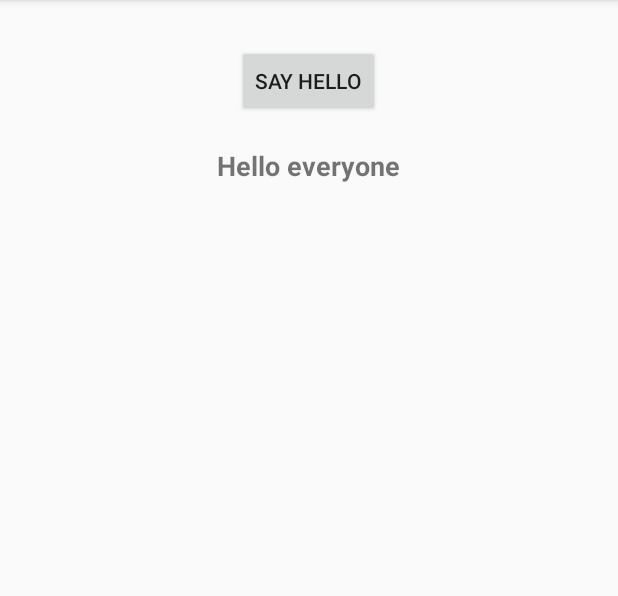
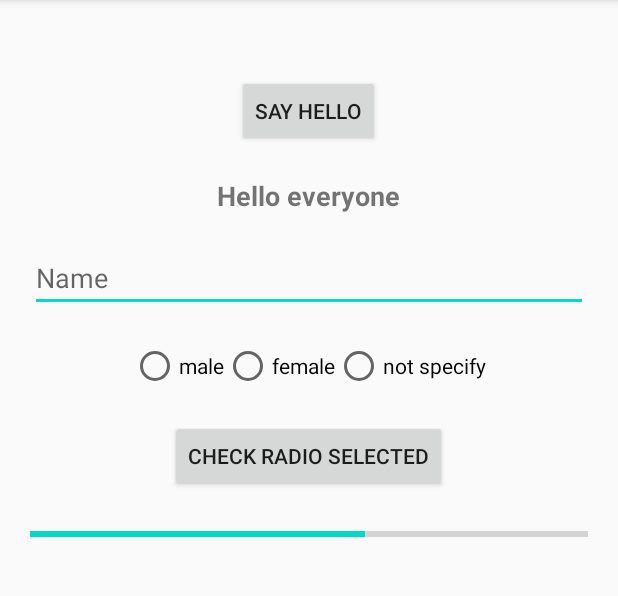
Before and after one commit to JAbozarOid/android_course, an Android app: the screen it shows after launch (BasicUI), after a tap on "SAY HELLO", on a phone screen of 412 x 824 dp, the part 84-680 px from its top. Run offline under Robolectric (Android 15) with nearby library versions, the phone set to English and light mode, and no system bars.

Commit message:
basic_ui_finished

```diff
--- a/app/src/main/java/com/aratel/registrationform/userinterface/BasicUI.java
+++ b/app/src/main/java/com/aratel/registrationform/userinterface/BasicUI.java
@@ -4,6 +4,9 @@ import androidx.appcompat.app.AppCompatActivity;
 
 import android.os.Bundle;
 import android.view.View;
+import android.widget.EditText;
+import android.widget.ProgressBar;
+import android.widget.RadioGroup;
 import android.widget.TextView;
 
 import com.aratel.registrationform.R;
@@ -11,6 +14,9 @@ import com.aratel.registrationform.R;
 public class BasicUI extends AppCompatActivity {
 
     private TextView textView;
+    private RadioGroup rg;
+    private EditText editText;
+    private ProgressBar progressBar;
 
     @Override
     protected void onCreate(Bundle savedInstanceState) {
@@ -18,10 +24,51 @@ public class BasicUI extends AppCompatActivity {
         setContentView(R.layout.activity_basic_u_i);
 
         textView = findViewById(R.id.tv_hello);
+        editText = findViewById(R.id.edt_name);
+        rg = findViewById(R.id.rg);
+        progressBar = findViewById(R.id.progress_bar);
 
+        updateProgressBar();
+
+    }
+
+    private void updateProgressBar() {
+        Thread thread = new Thread(new Runnable() {
+            @Override
+            public void run() {
+                for (int i = 0; i < 10; i++) {
+                    progressBar.incrementProgressBy(10);
+                    try {
+                        Thread.sleep(1000);
+                    } catch (InterruptedException e) {
+                        e.printStackTrace();
+                    }
+                }
+            }
+        });
+
+        thread.start();
     }
 
     public void onClick(View view) {
         textView.setVisibility(View.VISIBLE);
     }
+
+    public void onRadioClicked(View view) {
+        int radioId = rg.getCheckedRadioButtonId();
+        switch (radioId) {
+            case R.id.rb_male:
+                editText.setText("male");
+                break;
+            case R.id.rb_female:
+                editText.setText("female");
+                break;
+            case R.id.rb_not_specify:
+                editText.setText("not specify");
+                break;
+
+            default:
+                throw new IllegalStateException("Unexpected value: " + radioId);
+        }
+    }
 }
--- a/app/src/main/res/layout/activity_basic_u_i.xml
+++ b/app/src/main/res/layout/activity_basic_u_i.xml
@@ -4,6 +4,7 @@
     xmlns:tools="http://schemas.android.com/tools"
     android:layout_width="match_parent"
     android:layout_height="match_parent"
+    android:padding="20dp"
     tools:context="com.aratel.registrationform.userinterface.BasicUI">
 
     <Button
@@ -12,9 +13,8 @@
         android:layout_height="wrap_content"
         android:layout_centerHorizontal="true"
         android:layout_marginTop="30dp"
-        android:text="Say Hello"
         android:onClick="onClick"
-        />
+        android:text="Say Hello" />
 
     <TextView
         android:id="@+id/tv_hello"
@@ -26,7 +26,70 @@
         android:text="Hello everyone"
         android:textSize="18sp"
         android:textStyle="bold"
-        android:visibility="invisible"
+        android:visibility="invisible" />
+
+    <EditText
+        android:id="@+id/edt_name"
+        android:layout_width="match_parent"
+        android:layout_height="wrap_content"
+        android:layout_below="@+id/tv_hello"
+        android:layout_centerHorizontal="true"
+        android:layout_marginTop="20dp"
+        android:hint="Name"
+        android:inputType="text" />
+
+    <RadioGroup
+        android:id="@+id/rg"
+        android:layout_width="wrap_content"
+        android:layout_height="wrap_content"
+        android:layout_below="@+id/edt_name"
+        android:layout_marginTop="20dp"
+        android:orientation="horizontal"
+        android:layout_centerHorizontal="true"
+        >
+
+        <RadioButton
+            android:id="@+id/rb_male"
+            android:layout_width="wrap_content"
+            android:layout_height="wrap_content"
+            android:text="male" />
+
+        <RadioButton
+            android:id="@+id/rb_female"
+            android:layout_width="wrap_content"
+            android:layout_height="wrap_content"
+            android:text="female" />
+
+        <RadioButton
+            android:id="@+id/rb_not_specify"
+            android:layout_width="wrap_content"
+            android:layout_height="wrap_content"
+            android:text="not specify" />
+
+
+    </RadioGroup>
+
+    <Button
+        android:id="@+id/btn_radio_check"
+        android:layout_width="wrap_content"
+        android:layout_height="wrap_content"
+        android:layout_centerHorizontal="true"
+        android:layout_below="@+id/rg"
+        android:layout_marginTop="20dp"
+        android:text="check radio selected"
+        android:onClick="onRadioClicked"
+        />
+
+    <ProgressBar
+        android:id="@+id/progress_bar"
+        android:layout_width="match_parent"
+        android:layout_height="wrap_content"
+        android:layout_centerHorizontal="true"
+        android:layout_below="@id/btn_radio_check"
+        android:layout_marginTop="20dp"
+        style="@style/Widget.AppCompat.ProgressBar.Horizontal"
+        android:progress="20"
+        android:max="100"
         />
 
 </RelativeLayout>
```
